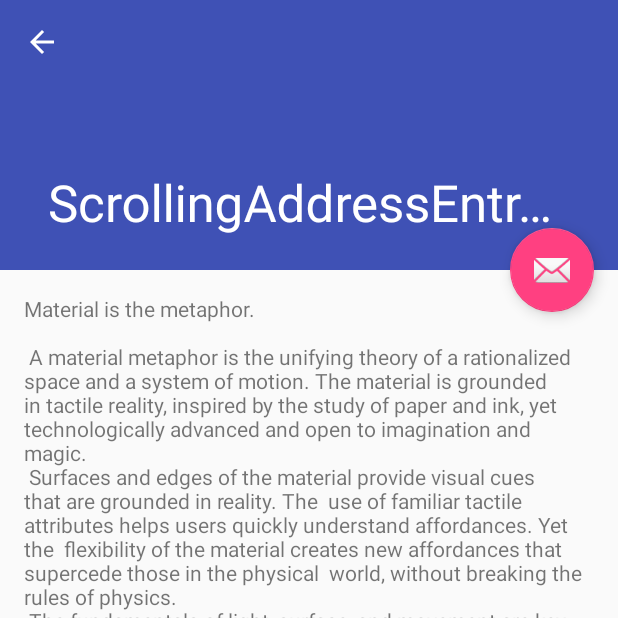
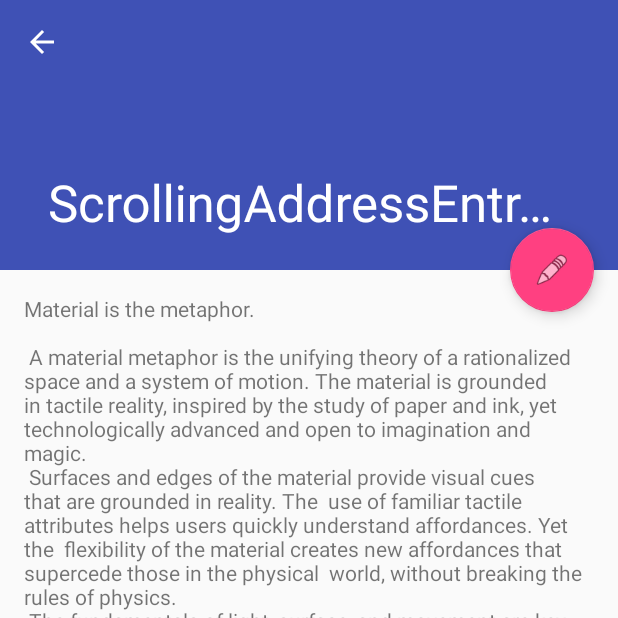
Before and after one commit to conjenks/android-address-book, an Android app: the ScrollingAddressEntryActivity screen opened directly, with no data from a screen before it, on a phone screen of 412 x 824 dp, the top half of it. Run offline under Robolectric (Android 15) with nearby library versions, the phone set to English and light mode, and no system bars; 1 statement that could not run was skipped.

Commit message:
changes list entry fab and other tweaks

```diff
--- a/app/src/main/java/com/connor/android_address_book/ContactsFragment.java
+++ b/app/src/main/java/com/connor/android_address_book/ContactsFragment.java
@@ -39,6 +39,7 @@ public class ContactsFragment extends ListFragment {
     public void onListItemClick(ListView l, View v, int position, long id) {
         super.onListItemClick(l, v, position, id);
         Intent intent = new Intent(getActivity(), ScrollingAddressEntryActivity.class);
+        intent.putExtra("ID", id);
         startActivity(intent);
     }
 
--- a/app/src/main/java/com/connor/android_address_book/ScrollingAddressEntryActivity.java
+++ b/app/src/main/java/com/connor/android_address_book/ScrollingAddressEntryActivity.java
@@ -1,6 +1,11 @@
 package com.connor.android_address_book;
 
+import android.content.Intent;
+import android.database.Cursor;
+import android.database.sqlite.SQLiteDatabase;
+import android.graphics.drawable.Drawable;
 import android.os.Bundle;
+import android.provider.ContactsContract;
 import android.support.design.widget.FloatingActionButton;
 import android.support.design.widget.Snackbar;
 import android.support.v7.app.AppCompatActivity;
@@ -13,7 +18,19 @@ public class ScrollingAddressEntryActivity extends AppCompatActivity {
     protected void onCreate(Bundle savedInstanceState) {
         super.onCreate(savedInstanceState);
         setContentView(R.layout.activity_scrolling_address_entry);
+
+        Intent intent = getIntent();
+        String id = intent.getStringExtra("ID");
+
+        AddressDatabaseHelper dbHelper = new AddressDatabaseHelper(this);
+        SQLiteDatabase db = dbHelper.getWritableDatabase();
+
+        Cursor c = db.rawQuery("SELECT * FROM " + AddressDatabaseContract.AddressTable.TABLE_NAME + " WHERE _id=" + id, null);
+        c.moveToFirst();
+        int indexName = c.getColumnIndex(AddressDatabaseContract.AddressTable.NAME);
+
         Toolbar toolbar = (Toolbar) findViewById(R.id.toolbar);
+        toolbar.setTitle(c.getString(indexName));
         setSupportActionBar(toolbar);
 
         FloatingActionButton fab = (FloatingActionButton) findViewById(R.id.fab);
@@ -24,6 +41,10 @@ public class ScrollingAddressEntryActivity extends AppCompatActivity {
                         .setAction("Action", null).show();
             }
         });
+
+        Drawable d = getResources().getDrawable(android.R.drawable.ic_menu_edit); // change icon of fab
+        fab.setImageDrawable(d);
+
         getSupportActionBar().setDisplayHomeAsUpEnabled(true);
     }
 }
--- a/app/src/main/res/layout/content_scrolling_address_entry.xml
+++ b/app/src/main/res/layout/content_scrolling_address_entry.xml
@@ -5,8 +5,7 @@
     android:layout_width="match_parent"
     android:layout_height="match_parent"
     app:layout_behavior="@string/appbar_scrolling_view_behavior"
-    tools:context="com.connor.android_address_book.ScrollingAddressEntryActivity"
-    tools:showIn="@layout/activity_scrolling_address_entry">
+    tools:context="com.connor.android_address_book.ScrollingAddressEntryActivity">
 
     <TextView
         android:layout_width="wrap_content"
```
